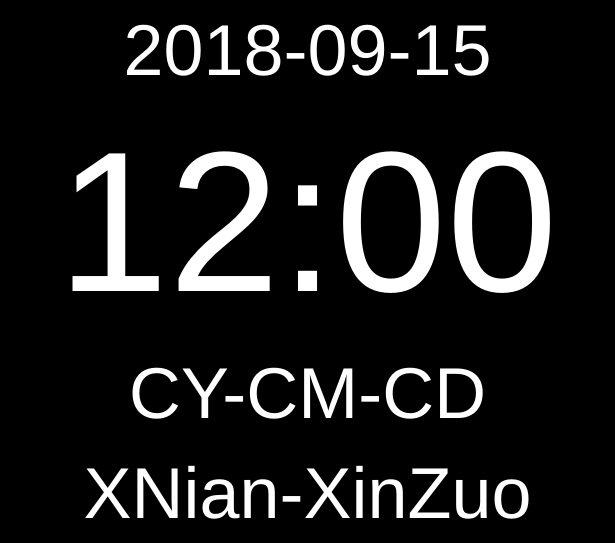
The window that datetimecontrol.ui (hondodo/PCamera) describes before a commit, drawn with Qt 5.
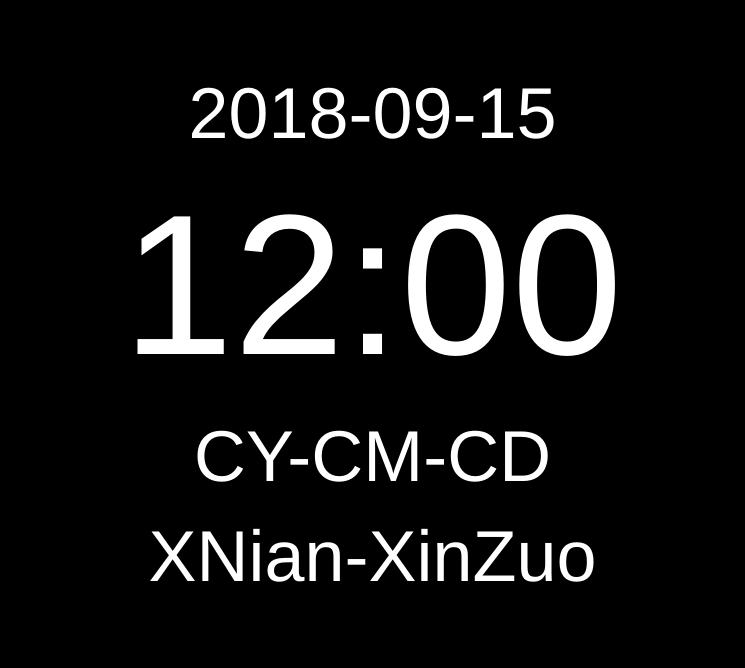
The same window after the commit.

Patch:
```diff
--- a/datetimecontrol.ui
+++ b/datetimecontrol.ui
@@ -6,8 +6,8 @@
    <rect>
     <x>0</x>
     <y>0</y>
-    <width>615</width>
-    <height>504</height>
+    <width>745</width>
+    <height>668</height>
    </rect>
   </property>
   <property name="windowTitle">
@@ -19,18 +19,21 @@
   </property>
   <layout class="QGridLayout" name="gridLayout_4">
    <property name="leftMargin">
-    <number>0</number>
+    <number>11</number>
    </property>
    <property name="topMargin">
-    <number>0</number>
+    <number>11</number>
    </property>
    <property name="rightMargin">
-    <number>0</number>
+    <number>11</number>
    </property>
    <property name="bottomMargin">
-    <number>0</number>
+    <number>11</number>
    </property>
-   <property name="spacing">
+   <property name="horizontalSpacing">
+    <number>11</number>
+   </property>
+   <property name="verticalSpacing">
     <number>0</number>
    </property>
    <item row="4" column="0">
@@ -133,6 +136,57 @@
      </layout>
     </widget>
    </item>
+   <item row="4" column="0">
+    <widget class="QWidget" name="widgetShengXiaoXinZuo" native="true">
+     <layout class="QGridLayout" name="gridLayout_3">
+      <item row="0" column="0">
+       <widget class="QLabel" name="labelShengXiaoXinZuo">
+        <property name="sizePolicy">
+         <sizepolicy hsizetype="Preferred" vsizetype="Fixed">
+          <horstretch>0</horstretch>
+          <verstretch>0</verstretch>
+         </sizepolicy>
+        </property>
+        <property name="styleSheet">
+         <string notr="true">font: 72px;</string>
+        </property>
+        <property name="text">
+         <string>XNian-XinZuo</string>
+        </property>
+        <property name="alignment">
+         <set>Qt::AlignCenter</set>
+        </property>
+       </widget>
+      </item>
+     </layout>
+    </widget>
+   </item>
+   <item row="5" column="0">
+    <spacer name="verticalSpacer">
+     <property name="orientation">
+      <enum>Qt::Vertical</enum>
+     </property>
+     <property name="sizeHint" stdset="0">
+      <size>
+       <width>20</width>
+       <height>40</height>
+      </size>
+     </property>
+    </spacer>
+   </item>
+   <item row="0" column="0">
+    <spacer name="verticalSpacer_2">
+     <property name="orientation">
+      <enum>Qt::Vertical</enum>
+     </property>
+     <property name="sizeHint" stdset="0">
+      <size>
+       <width>20</width>
+       <height>40</height>
+      </size>
+     </property>
+    </spacer>
+   </item>
   </layout>
  </widget>
  <resources/>
```
Left out of the diff: 25 changed lines with no effect on the pictures.
